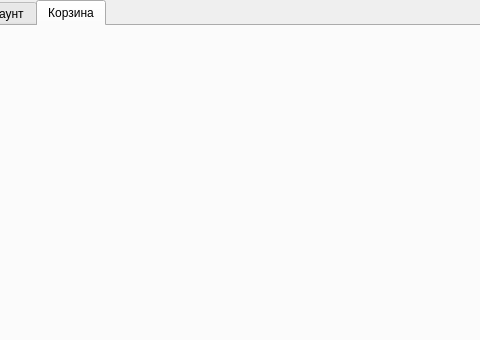
Before: the Qt Designer form FINTESS_CENTRE/mainwindow.ui in bartem1us/Fitness_Centre, drawn with Qt 5; both pictures show x 198 to 678 and y 0 to 340 of the 1161 by 600 pixel window.
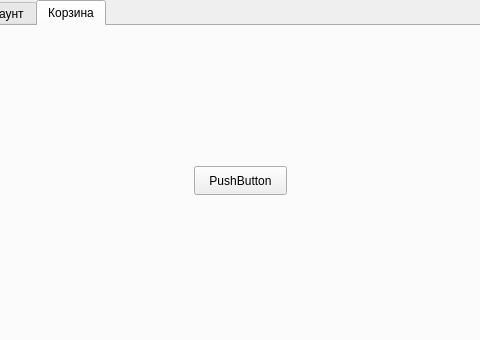
After: the same form once the commit is applied. The open tabs and pages were chosen to show the change. Icons and pictures are not drawn. Custom widgets are drawn as their Qt base class.

Commit message: add custom button

Patch:
```diff
--- a/FINTESS_CENTRE/mainwindow.ui
+++ b/FINTESS_CENTRE/mainwindow.ui
@@ -1449,10 +1449,30 @@
        <string>Ваша корзина пуста</string>
       </property>
      </widget>
+     <widget class="CustomButton" name="pushButton">
+      <property name="geometry">
+       <rect>
+        <x>390</x>
+        <y>140</y>
+        <width>93</width>
+        <height>29</height>
+       </rect>
+      </property>
+      <property name="text">
+       <string>PushButton</string>
+      </property>
+     </widget>
     </widget>
    </widget>
   </widget>
  </widget>
+ <customwidgets>
+  <customwidget>
+   <class>CustomButton</class>
+   <extends>QPushButton</extends>
+   <header location="global">custombutton.h</header>
+  </customwidget>
+ </customwidgets>
  <resources/>
  <connections/>
 </ui>
```
Left out of the diff: 2 changed lines with no effect on the pictures. The commit also changes 133 other files.
